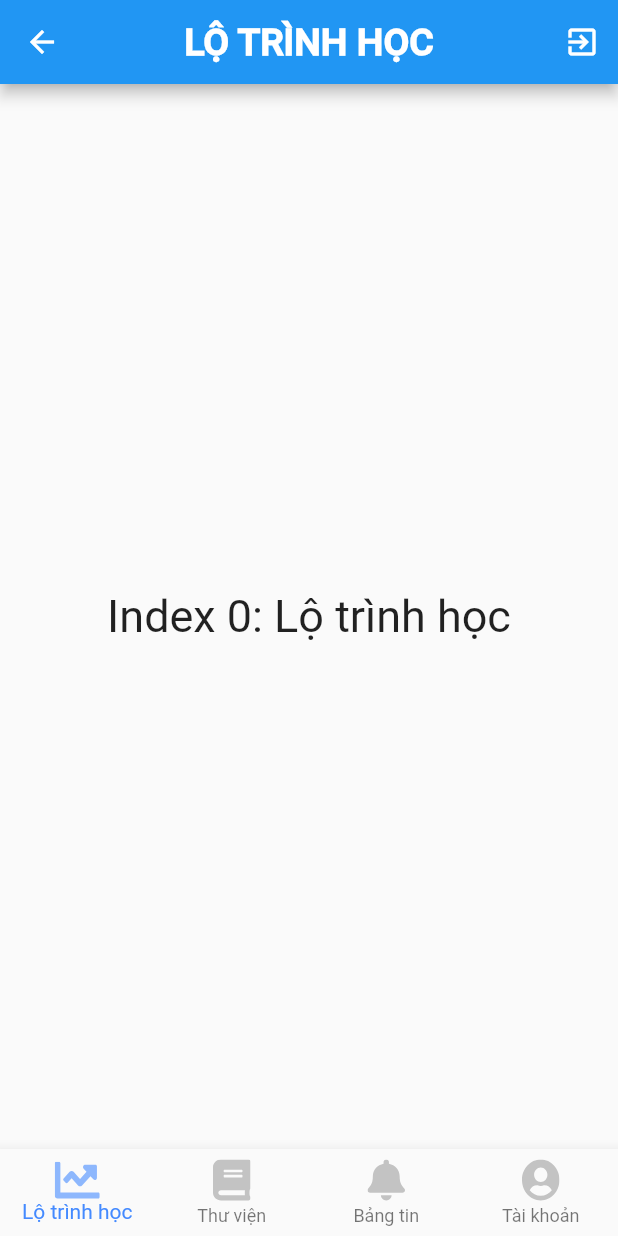
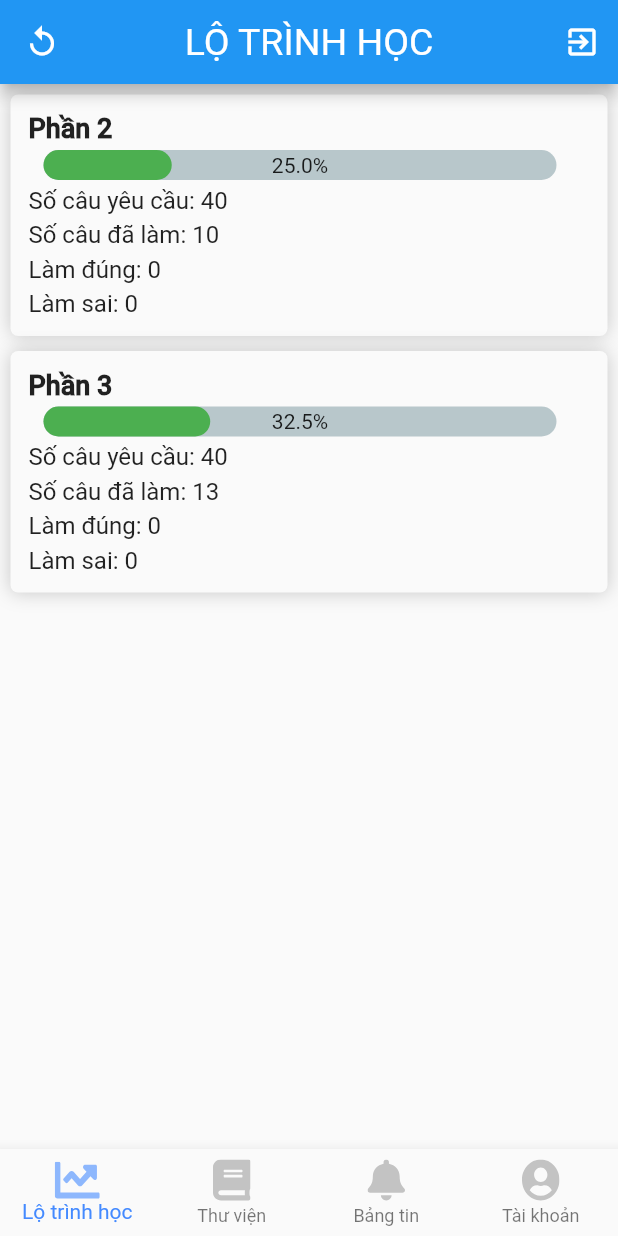
Before and after one commit to minhquan54772/unofficial-ToeicEZ, a Flutter app: the HomePage screen opened directly, on a phone screen of 412 x 824 dp. Run offline on Flutter 3.47's test engine with Material 2 defaults, Android fonts, the phone set to English and light mode, and no system bars; drawn by our look-alikes of percent_indicator; our stand-ins replace equatable, firebase_auth, flutter_bloc, flutter_svg, font_awesome_flutter, google_sign_in and 1 more; missing offline and left inert: firebase_auth_platform_interface, flutter_facebook_login; accounts and stored records are empty.

Commit message:
add progress page with hardcode data

```diff
--- a/lib/pages/home_page.dart
+++ b/lib/pages/home_page.dart
@@ -5,7 +5,7 @@ import 'package:flutter_svg/svg.dart';
 import 'package:toeic/blocs/authentication_bloc.dart';
 import 'package:toeic/events/authentication_event.dart';
 import 'package:toeic/pages/library_page.dart';
-
+import 'package:toeic/pages/progress_page.dart';
 import 'package:toeic/temp/iPhone12ProMax1.dart';
 
 class HomePage extends StatefulWidget {
@@ -17,10 +17,7 @@ class _HomePageState extends State<HomePage> {
   int _selectedIndex = 0;
 
   static List<Widget> _widgetOptions = <Widget>[
-    Text(
-      'Index 0: Lộ trình học',
-      style: TextStyle(fontSize: 30),
-    ),
+    ProgressPage(),
     LibraryPage(),
     Text(
       'Index 2: Bảng tin',
@@ -35,19 +32,19 @@ class _HomePageState extends State<HomePage> {
   static List<Widget> _titleOptions = <Widget>[
     Text(
       'LỘ TRÌNH HỌC',
-      style: TextStyle(fontSize: 25, fontWeight: FontWeight.bold),
+      style: TextStyle(fontSize: 25, fontWeight: FontWeight.normal),
     ),
     Text(
       'THƯ VIỆN',
-      style: TextStyle(fontSize: 25, fontWeight: FontWeight.bold),
+      style: TextStyle(fontSize: 25, fontWeight: FontWeight.normal),
     ),
     Text(
       'BẢNG TIN',
-      style: TextStyle(fontSize: 25, fontWeight: FontWeight.bold),
+      style: TextStyle(fontSize: 25, fontWeight: FontWeight.normal),
     ),
     Text(
       'TÀI KHOẢN',
-      style: TextStyle(fontSize: 25, fontWeight: FontWeight.bold),
+      style: TextStyle(fontSize: 25, fontWeight: FontWeight.normal),
     ),
   ];
 
@@ -64,12 +61,19 @@ class _HomePageState extends State<HomePage> {
       appBar: AppBar(
         title: _titleOptions[_selectedIndex],
         centerTitle: true,
+        leading: IconButton(
+          icon: Icon(Icons.replay),
+          onPressed: () {
+            print("Refresh");
+          },
+        ),
         actions: <Widget>[
           IconButton(
-              icon: Icon(Icons.exit_to_app),
-              onPressed: (){
-                BlocProvider.of<AuthenticationBloc>(context).add(AuthenticationEventLoggedOut());
-              },
+            icon: Icon(Icons.exit_to_app),
+            onPressed: () {
+              BlocProvider.of<AuthenticationBloc>(context)
+                  .add(AuthenticationEventLoggedOut());
+            },
           )
         ],
       ),
@@ -82,8 +86,8 @@ class _HomePageState extends State<HomePage> {
         items: <BottomNavigationBarItem>[
           BottomNavigationBarItem(
             icon: SvgPicture.asset(
-                "assets/images/icons/icon_routine.svg",
-                color: _selectedIndex == 0 ? Colors.blueAccent : Colors.grey,
+              "assets/images/icons/icon_routine.svg",
+              color: _selectedIndex == 0 ? Colors.blueAccent : Colors.grey,
             ),
             label: 'Lộ trình học',
           ),
--- /dev/null
+++ b/lib/pages/progress_page.dart
@@ -0,0 +1,101 @@
+import 'package:flutter/cupertino.dart';
+import 'package:flutter/material.dart';
+import 'package:percent_indicator/percent_indicator.dart';
+
+class ProgressPage extends StatefulWidget {
+  @override
+  _ProgressPageState createState() => _ProgressPageState();
+}
+
+class _ProgressPageState extends State<ProgressPage> {
+  @override
+  Widget build(BuildContext context) {
+    // TODO: implement build
+    return Scaffold(
+      body: Padding(
+        padding: EdgeInsets.all(2.0),
+        child: ListView(
+          children: <Widget>[
+            progressPart("Phần 2", 40, 10, 0, 0),
+            progressPart("Phần 3", 40, 13, 0, 0),
+          ],
+        ),
+      ),
+    );
+  }
+
+  InkWell progressPart(
+      String _title, int _require, int _done, int _correct, int _wrong) {
+    double _percent = _done / _require;
+    String _percentText = (_percent * 100).toString() + '%';
+    return InkWell(
+      onTap: () {
+        print("Progress " + _title + " part clicked");
+      },
+      child: Container(
+        padding: EdgeInsets.all(10.0),
+        margin: EdgeInsets.all(5.0),
+        decoration: BoxDecoration(
+            color: Colors.grey[50],
+            borderRadius: BorderRadius.all(Radius.circular(5.0)),
+            boxShadow: [
+              BoxShadow(blurRadius: 10, color: Colors.black.withOpacity(0.2))
+            ]),
+        child: Column(
+          mainAxisAlignment: MainAxisAlignment.center,
+          crossAxisAlignment: CrossAxisAlignment.start,
+          children: <Widget>[
+            Padding(
+              padding: const EdgeInsets.all(2.0),
+              child: Text(
+                _title,
+                style: TextStyle(fontWeight: FontWeight.bold, fontSize: 18),
+              ),
+            ),
+            Padding(
+              padding: const EdgeInsets.all(2.0),
+              child: new LinearPercentIndicator(
+                width: MediaQuery.of(context).size.width - 50,
+                animation: true,
+                lineHeight: 20.0,
+                animationDuration: 1000,
+                percent: _percent,
+                center: Text(_percentText),
+                linearStrokeCap: LinearStrokeCap.roundAll,
+                progressColor: Colors.green,
+              ),
+            ),
+            Padding(
+              padding: const EdgeInsets.all(2.0),
+              child: Text(
+                'Số câu yêu cầu: ' + _require.toString(),
+                style: TextStyle(fontSize: 16),
+              ),
+            ),
+            Padding(
+              padding: const EdgeInsets.all(2.0),
+              child: Text(
+                'Số câu đã làm: ' + _done.toString(),
+                style: TextStyle(fontSize: 16),
+              ),
+            ),
+            Padding(
+              padding: const EdgeInsets.all(2.0),
+              child: Text(
+                'Làm đúng: ' + _correct.toString(),
+                style: TextStyle(fontSize: 16),
+              ),
+            ),
+            Padding(
+              padding: const EdgeInsets.all(2.0),
+              child: Text(
+                'Làm sai: ' + _wrong.toString(),
+                style: TextStyle(fontSize: 16),
+              ),
+            ),
+          ],
+        ),
+      ),
+    );
+  }
+}
```
Also changed, not shown: lib/pages/library_page.dart (+14 -21 lines).
